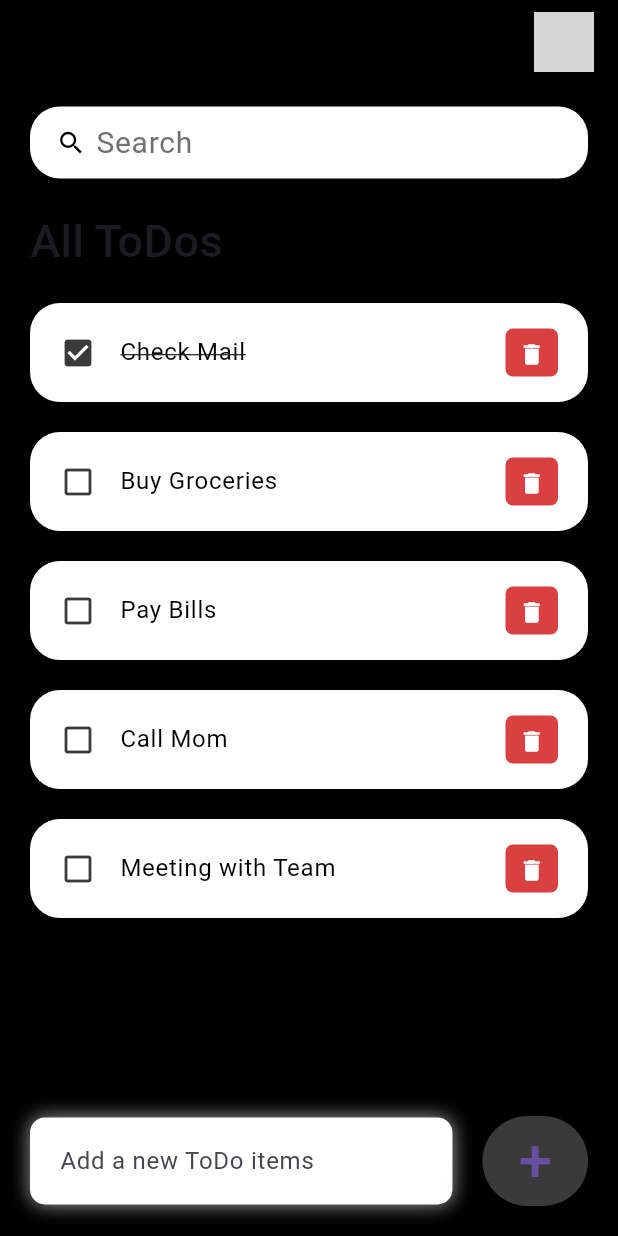
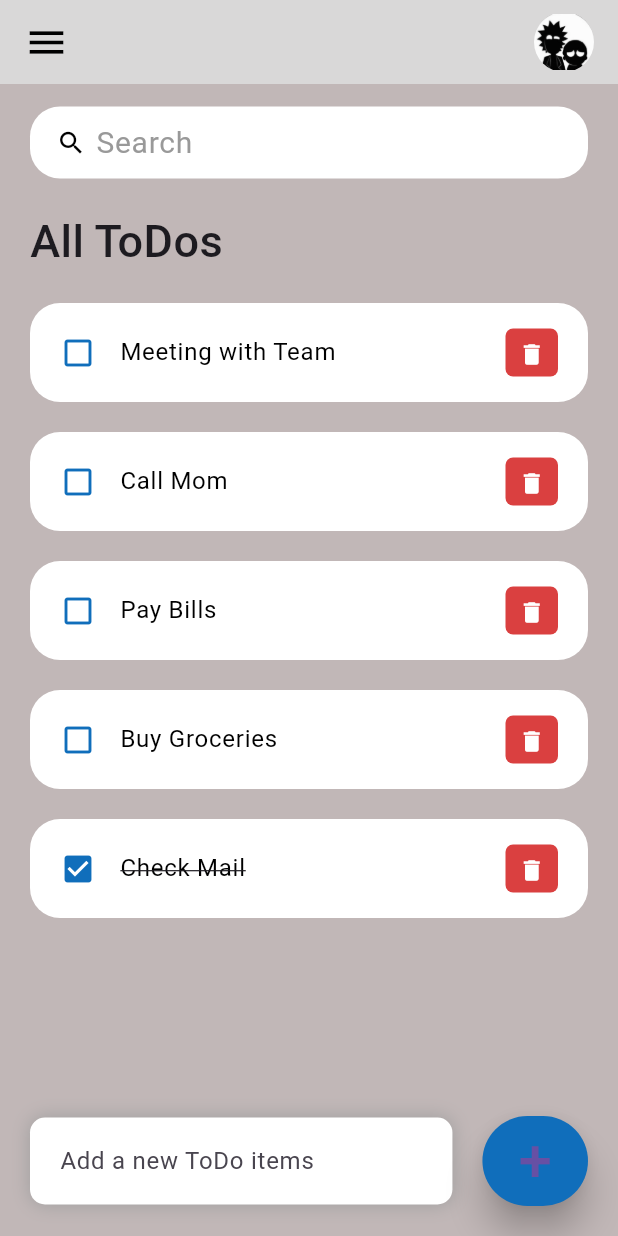
Before and after one commit to GokceLal/todo, a Flutter app: the screen it shows after launch, on a phone screen of 412 x 824 dp. Run offline on Flutter 3.47's test engine with Material 3 defaults, Android fonts, the phone set to English and light mode, and no system bars; grey boxes are pictures that could not be loaded.

Commit message:
task finished

```diff
--- a/lib/constants/colors.dart
+++ b/lib/constants/colors.dart
@@ -1,8 +1,8 @@
 import 'package:flutter/material.dart';
 
 const Color tdRed = Color(0xFFDA4040);
-const Color tdGreen = Color(0xFF717171);
-const Color tdBlue = Color(0xFF3A3A3A);
+const Color tdGreen = Color.fromARGB(255, 153, 153, 153);
+const Color tdBlue = Color.fromARGB(255, 16, 110, 187);
 const Color tdYellow = Color(0xFFE8E8E8);
 const Color tdWhite = Color(0xFFFFFFFF);
 const Color tdBlack = Color(0xFF000000);
--- a/lib/screens/home.dart
+++ b/lib/screens/home.dart
@@ -12,11 +12,19 @@ class Home extends StatefulWidget {
 
 class _HomeState extends State<Home> {
   final todosList = ToDo.todoList();
+  final _todoController = TextEditingController();
+  List<ToDo> _foundToDo = [];
+
+  @override
+  void initState() {
+    _foundToDo = todosList;
+    super.initState();
+  }
 
   @override
   Widget build(BuildContext context) {
     return Scaffold(
-      backgroundColor: tdBlack,
+      backgroundColor: const Color.fromARGB(255, 193, 183, 183),
       appBar: _buildAppBar(),
       body: Stack(
         children: [
@@ -35,8 +43,12 @@ class _HomeState extends State<Home> {
                         ),
                       ),
 
-                      for( ToDo todoo in todosList)
-                      TodoItem(todo: todoo,),
+                      for( ToDo todoo in _foundToDo.reversed)
+                      TodoItem(
+                        todo: todoo,
+                        onToDoChanged: _handleToDoChange,
+                        onDeleteItem: _deleteToDoItem,
+                        ),
 
 
 
@@ -70,6 +82,7 @@ class _HomeState extends State<Home> {
 
                   ),
                   child: TextField(
+                    controller: _todoController,
                     decoration: InputDecoration(
                       border: InputBorder.none,
                       hintText: 'Add a new ToDo items',
@@ -81,8 +94,13 @@ class _HomeState extends State<Home> {
                   margin: EdgeInsets.only(bottom: 20, right: 20),
 
                   child: ElevatedButton(
-                    child: Text('+',style: TextStyle(fontSize: 40,),),
-                    onPressed: () {},
+                    child: Text('+',style: TextStyle(fontSize: 40,
+                    ),
+                    ),
+
+                    onPressed: () {
+                      _addToDoItem(_todoController.text);
+                    },
                     style: ElevatedButton.styleFrom(
                       backgroundColor: tdBlue,
                       minimumSize: Size(60, 60),
@@ -104,6 +122,37 @@ void _handleToDoChange(ToDo todo){
   });
 }
 
+void _deleteToDoItem(String id){
+  setState(() {
+      todosList.removeWhere((item) => item.id == id);
+  });
+}
+
+void _addToDoItem(String toDo){
+  setState(() {
+    todosList.add(ToDo(
+      id: DateTime.now().microsecondsSinceEpoch.toString(),
+      todoText: toDo,
+    ));
+  });
+
+  _todoController.clear();
+}
+
+
+void _runFilter(String enteredKeyword){
+  List<ToDo> results = [];
+  if(enteredKeyword.isEmpty){
+    results = todosList;
+  } else {
+    results = todosList.where((element) => element.todoText!.toLowerCase().contains(enteredKeyword.toLowerCase())).toList();
+  }
+
+  setState(() {
+    _foundToDo = results;
+  });
+}
+
 Widget searchBox(){
   return    Container(
               padding: EdgeInsets.symmetric(horizontal: 15),
@@ -112,6 +161,7 @@ Widget searchBox(){
                 borderRadius: BorderRadius.circular(20)
               ),
               child: TextField(
+                onChanged: (value) => _runFilter(value),
                 decoration: InputDecoration(
                   contentPadding: EdgeInsets.all(0),
                   prefixIcon: Icon(Icons.search,color: tdBlack,size: 20,
@@ -130,7 +180,7 @@ Widget searchBox(){
 
 AppBar _buildAppBar() {
   return AppBar(
-    backgroundColor: tdBlack,
+    backgroundColor: const Color.fromARGB(255, 217, 216, 216),
     elevation: 0,
     title: Row(
       mainAxisAlignment: MainAxisAlignment.spaceBetween,
--- a/lib/widgets/todo_item.dart
+++ b/lib/widgets/todo_item.dart
@@ -5,7 +5,10 @@ import '../model/todo.dart';
 class TodoItem  extends StatelessWidget
 {
   final ToDo todo;
-  const TodoItem({Key? key, required this.todo}) : super(key: key);
+  final onToDoChanged;
+  final onDeleteItem;
+
+  const TodoItem({Key? key, required this.todo, required this.onToDoChanged, required this.onDeleteItem}) : super(key: key);
 
   @override
   Widget build (BuildContext context){
@@ -13,7 +16,8 @@ class TodoItem  extends StatelessWidget
       margin: EdgeInsets.only(bottom: 20),
       child: ListTile(
         onTap: () {
-          print('Clicked on Todo Item');
+         // print('Clicked on Todo Item');
+         onToDoChanged(todo);
         },
         shape: RoundedRectangleBorder(
           borderRadius: BorderRadius.circular(20),
@@ -47,7 +51,8 @@ class TodoItem  extends StatelessWidget
             iconSize: 18,
             icon: Icon(Icons.delete),
             onPressed: () {
-              print('Clicked on Delete Icon');
+             // print('Clicked on Delete Icon');
+             onDeleteItem(todo.id);
             },
           )
         ),
--- a/pubspec.yaml
+++ b/pubspec.yaml
@@ -31,6 +31,7 @@ dependencies:
   flutter:
     sdk: flutter
 
+
   # The following adds the Cupertino Icons font to your application.
   # Use with the CupertinoIcons class for iOS style icons.
   cupertino_icons: ^1.0.8
@@ -62,6 +63,11 @@ flutter:
   #   - images/a_dot_burr.jpeg
   #   - images/a_dot_ham.jpeg
 
+
+  assets:
+    - assets/images/avatar.png
+
+
   # An image asset can refer to one or more resolution-specific "variants", see
   # https://flutter.dev/to/resolution-aware-images
 
```
